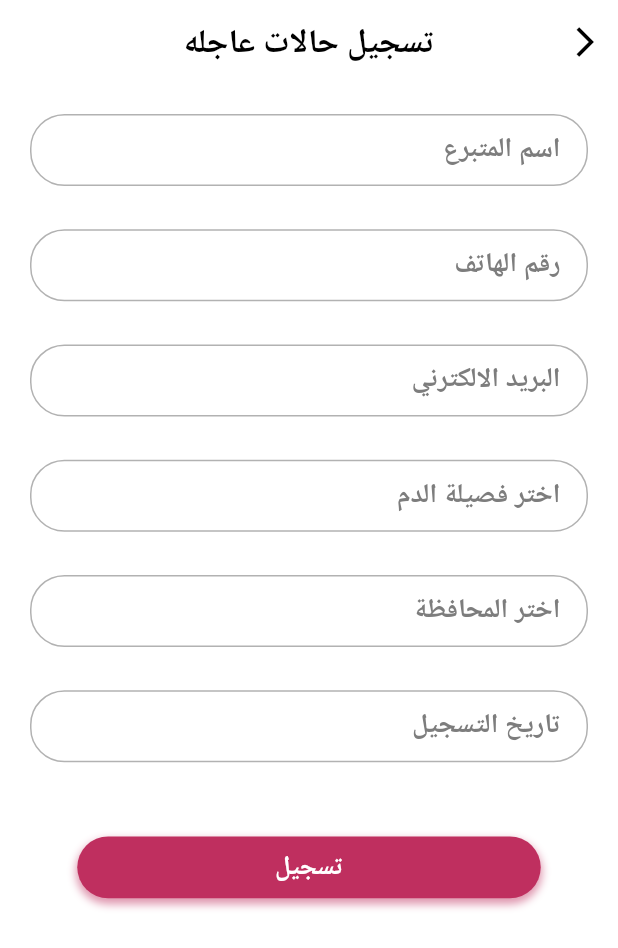
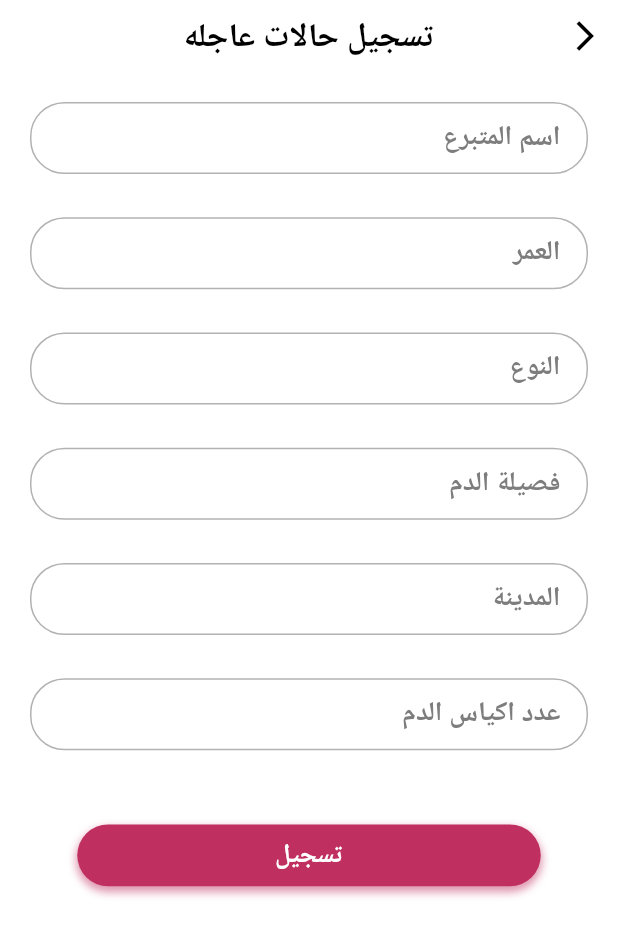
Before and after one commit to Tolbaax/Tabra3, a Flutter app: the RegisterUrgentCases screen opened by its route, on a phone screen of 412 x 824 dp. Shown: the top 948 px of the screen. Run offline on Flutter 3.47's test engine with Material 2 defaults, Android fonts, the phone set to English and light mode, and no system bars; drawn by our look-alikes of smooth_page_indicator; our stand-ins replace carousel_slider, dartz, dio, equatable, flutter_bloc, flutter_rating_bar and 9 more; missing offline and left inert: maps_launcher; accounts and stored records are empty; network calls fail.

Commit message:
add Urgent Case

```diff
--- a/lib/core/api/end_points.dart
+++ b/lib/core/api/end_points.dart
@@ -3,4 +3,5 @@ class EndPoints {
   static const String register = '$baseUrl/User/Register';
   static const String login = '$baseUrl/User/Login';
   static const String allUrgentCases = '$baseUrl/UrgentCase/GetAllUrgentCase';
+  static const String addUrgentCase = '$baseUrl/UrgentCase/AddUrgentCase';
 }
--- a/lib/core/functions/validation.dart
+++ b/lib/core/functions/validation.dart
@@ -10,6 +10,19 @@ class Validators {
       return 'لا يمكن أن يتجاوز الاسم 30 حرفًا';
     }
 
+    return null;
+  }
+
+  static String? validateAge(String value) {
+    if (value.isEmpty) {
+      return 'العمر لا يمكن أن يكون فارغًا';
+    }
+
+    if (value.length < 1) {
+      return 'يجب أن يتكون العمر من رقم ع الاقل';
+    } else if (value.length > 30) {
+      return 'لا يمكن أن يتجاوز العمر 3 رقم';
+    }
     return null;
   }
 
--- /dev/null
+++ b/lib/core/params/urgent_case_params.dart
@@ -0,0 +1,31 @@
+import 'package:equatable/equatable.dart';
+
+class UrgentCaseParams extends Equatable {
+  final String name;
+  final String age;
+  final String gender;
+  final String bloodType;
+  final String city;
+  final String bloodBags;
+
+  const UrgentCaseParams({
+    required this.name,
+    required this.age,
+    required this.gender,
+    required this.bloodType,
+    required this.city,
+    required this.bloodBags,
+  });
+
+  Map<String, dynamic> toJson() => {
+        "name": name,
+        "age": age,
+        "gender": gender,
+        "bloodType": bloodType,
+        "city": city,
+        "bloodBags": bloodBags,
+      };
+
+  @override
+  List<Object?> get props => [name, age, gender, bloodType, city, bloodBags];
+}
--- a/lib/core/utils/app_strings.dart
+++ b/lib/core/utils/app_strings.dart
@@ -53,6 +53,11 @@ class AppStrings {
   static const String nearestBloodBank = 'بنوك الدم القريبة منك';
   static const String male = 'رجل';
   static const String female = 'فتاة';
+  static const String bloodType = 'فصيلة الدم';
+  static const String age = 'العمر';
+  static const String city = 'المدينة';
+  static const String bloodBags = 'عدد اكياس الدم';
+  static const String gender = 'النوع';
 
   //Fonts
   static const String medievalSharpFont = 'MedievalSharp';
--- a/lib/features/domain/repositories/urgent_case_repository.dart
+++ b/lib/features/domain/repositories/urgent_case_repository.dart
@@ -1,7 +1,11 @@
 import 'package:dartz/dartz.dart';
 import 'package:tabra3/core/error/failures.dart';
+import 'package:tabra3/core/params/urgent_case_params.dart';
+import 'package:tabra3/features/data/models/signup_response.dart';
 import 'package:tabra3/features/data/models/urgent_case_model.dart';
 
 abstract class UrgentCaseRepository {
   Future<Either<Failure, UrgentCaseModel>> GetAllUrgentCases();
+
+  Future<Either<Failure, SignUpResponse>> addUrgentCase(UrgentCaseParams params);
 }
--- a/lib/features/presentation/view/home/cubit/home_states.dart
+++ b/lib/features/presentation/view/home/cubit/home_states.dart
@@ -1,4 +1,6 @@
 import 'package:tabra3/features/data/models/urgent_case_model.dart';
+
+import '../../../../data/models/signup_response.dart';
 
 abstract class HomeStates {}
 
@@ -13,3 +15,13 @@ class GetAllUrgentCaseSuccess extends HomeStates {
 }
 
 class GetAllUrgentCaseError extends HomeStates {}
+
+class AddUrgentCaseLoading extends HomeStates {}
+
+class AddUrgentCaseSuccess extends HomeStates {
+  final SignUpResponse response;
+
+  AddUrgentCaseSuccess({required this.response});
+}
+
+class AddUrgentCaseError extends HomeStates {}
--- a/lib/features/presentation/view/home/screens/register_urgent_cases.dart
+++ b/lib/features/presentation/view/home/screens/register_urgent_cases.dart
@@ -1,82 +1,133 @@
 import 'package:flutter/material.dart';
+import 'package:flutter_bloc/flutter_bloc.dart';
+import 'package:tabra3/core/functions/validation.dart';
+import 'package:tabra3/core/params/urgent_case_params.dart';
 import 'package:tabra3/core/utils/media_query_values.dart';
+import 'package:tabra3/features/presentation/view/home/cubit/home_cubit.dart';
+import 'package:tabra3/features/presentation/view/home/cubit/home_states.dart';
+import 'package:tabra3/features/presentation/view/home/widgets/register_urgent_case_appbar.dart';
 
 import '../../../../../core/utils/app_strings.dart';
 import '../../../components/custom_button.dart';
 import '../../../components/custom_text_filed.dart';
 
-class RegisterUrgentCases extends StatelessWidget {
+class RegisterUrgentCases extends StatefulWidget {
   const RegisterUrgentCases({Key? key}) : super(key: key);
 
   @override
+  State<RegisterUrgentCases> createState() => _RegisterUrgentCasesState();
+}
+
+class _RegisterUrgentCasesState extends State<RegisterUrgentCases> {
+  final _formKey = GlobalKey<FormState>();
+  final _nameController = TextEditingController();
+  final _ageController = TextEditingController();
+  final _genderController = TextEditingController();
+  final _bloodTypeController = TextEditingController();
+  final _cityController = TextEditingController();
+  final _bloodBagsController = TextEditingController();
+
+  @override
+  void dispose() {
+    _nameController.dispose();
+    _ageController.dispose();
+    _genderController.dispose();
+    _bloodTypeController.dispose();
+    _cityController.dispose();
+    _bloodBagsController.dispose();
+    super.dispose();
+  }
+
+  @override
   Widget build(BuildContext context) {
+    return BlocBuilder<HomeCubit, HomeStates>(
+      builder: (context, state) {
         return Directionality(
           textDirection: TextDirection.rtl,
           child: Scaffold(
-        appBar: AppBar(
-          leading: GestureDetector(
-            onTap: () {
-              Navigator.pop(context);
-            },
-            child: const Icon(
-              Icons.arrow_back_ios,
-              color: Colors.black,
-            ),
-          ),
-          title: const Text(
-            AppStrings.registerUrgentCases,
-            style: TextStyle(
-              fontWeight: FontWeight.w700,
-            ),
-          ),
-        ),
+            appBar: RegisterUrgentCaseAppBar(),
             body: Padding(
-          padding: const EdgeInsetsDirectional.symmetric(
+              padding: EdgeInsetsDirectional.symmetric(
                   horizontal: 20.0, vertical: 20.0),
               child: SingleChildScrollView(
+                child: Form(
+                  key: _formKey,
                   child: Column(
                     children: [
-                const CustomTextFiled(
+                      CustomTextFiled(
+                        controller: _nameController,
                         hintText: AppStrings.donorName,
                         keyboardType: TextInputType.name,
+                        validator: (value) => Validators.validateName(value),
                       ),
                       SizedBox(
                         height: context.height * 0.035,
                       ),
-                const CustomTextFiled(
-                  hintText: AppStrings.phoneNumber,
+                      CustomTextFiled(
+                        controller: _ageController,
+                        hintText: AppStrings.age,
                         keyboardType: TextInputType.phone,
+                        validator: (value) => Validators.validateAge(value),
                       ),
                       SizedBox(
                         height: context.height * 0.035,
                       ),
-                const CustomTextFiled(
-                  hintText: AppStrings.email,
+                      CustomTextFiled(
+                        controller: _genderController,
+                        hintText: AppStrings.gender,
                         keyboardType: TextInputType.emailAddress,
                       ),
                       SizedBox(
                         height: context.height * 0.035,
                       ),
-                const CustomTextFiled(
-                  hintText: AppStrings.selectBlood,
+                      CustomTextFiled(
+                        controller: _bloodTypeController,
+                        hintText: AppStrings.bloodType,
                       ),
                       SizedBox(
                         height: context.height * 0.035,
                       ),
-                const CustomTextFiled(hintText: AppStrings.selectGov),
+                      CustomTextFiled(
+                        controller: _cityController,
+                        hintText: AppStrings.city,
+                      ),
                       SizedBox(
                         height: context.height * 0.035,
                       ),
-                const CustomTextFiled(hintText: AppStrings.date),
+                      CustomTextFiled(
+                        controller: _bloodBagsController,
+                        hintText: AppStrings.bloodBags,
+                        keyboardType: TextInputType.number,
+                      ),
                       SizedBox(
                         height: context.height * 0.06,
                       ),
-                const CustomButton(text: AppStrings.register),
+                      CustomButton(
+                        onTap: () async {
+                          if (_formKey.currentState!.validate()) {
+                            await HomeCubit.get(context).addUrgentCase(
+                              UrgentCaseParams(
+                                name: _nameController.text.trim(),
+                                age: _ageController.text.trim(),
+                                gender: _genderController.text.trim(),
+                                bloodType: _bloodTypeController.text.trim(),
+                                city: _cityController.text.trim(),
+                                bloodBags: _bloodBagsController.text.trim(),
+                              ),
+                            );
+                          }
+                        },
+                        text: AppStrings.register,
+                        condition: state is AddUrgentCaseLoading,
+                      ),
                     ],
                   ),
                 ),
               ),
             ),
+          ),
+        );
+      },
     );
   }
 }
--- /dev/null
+++ b/lib/features/presentation/view/home/widgets/register_urgent_case_appbar.dart
@@ -0,0 +1,32 @@
+import 'package:flutter/material.dart';
+
+import '../../../../../core/utils/app_strings.dart';
+
+class RegisterUrgentCaseAppBar extends StatelessWidget
+    implements PreferredSizeWidget {
+  const RegisterUrgentCaseAppBar({Key? key}) : super(key: key);
+
+  @override
+  Widget build(BuildContext context) {
+    return AppBar(
+      leading: GestureDetector(
+        onTap: () {
+          Navigator.pop(context);
+        },
+        child: const Icon(
+          Icons.arrow_back_ios,
+          color: Colors.black,
+        ),
+      ),
+      title: const Text(
+        AppStrings.registerUrgentCases,
+        style: TextStyle(
+          fontWeight: FontWeight.w700,
+        ),
+      ),
+    );
+  }
+
+  @override
+  Size get preferredSize => const Size.fromHeight(kMinInteractiveDimension);
+}
```
Also changed, not shown: lib/features/data/datasources/urgent_case/urgent_case_remote_data_sources.dart (+20 -0 lines), lib/features/data/repositories/urgent_case_repository_impl.dart (+13 -0 lines), lib/features/domain/usecases/urgent_case_usecase.dart (+7 -0 lines), lib/features/presentation/view/home/cubit/home_cubit.dart (+11 -0 lines), lib/features/presentation/view/home/screens/home_screen.dart (+13 -1 lines). Lines whose indentation alone changed are shown as unchanged.
